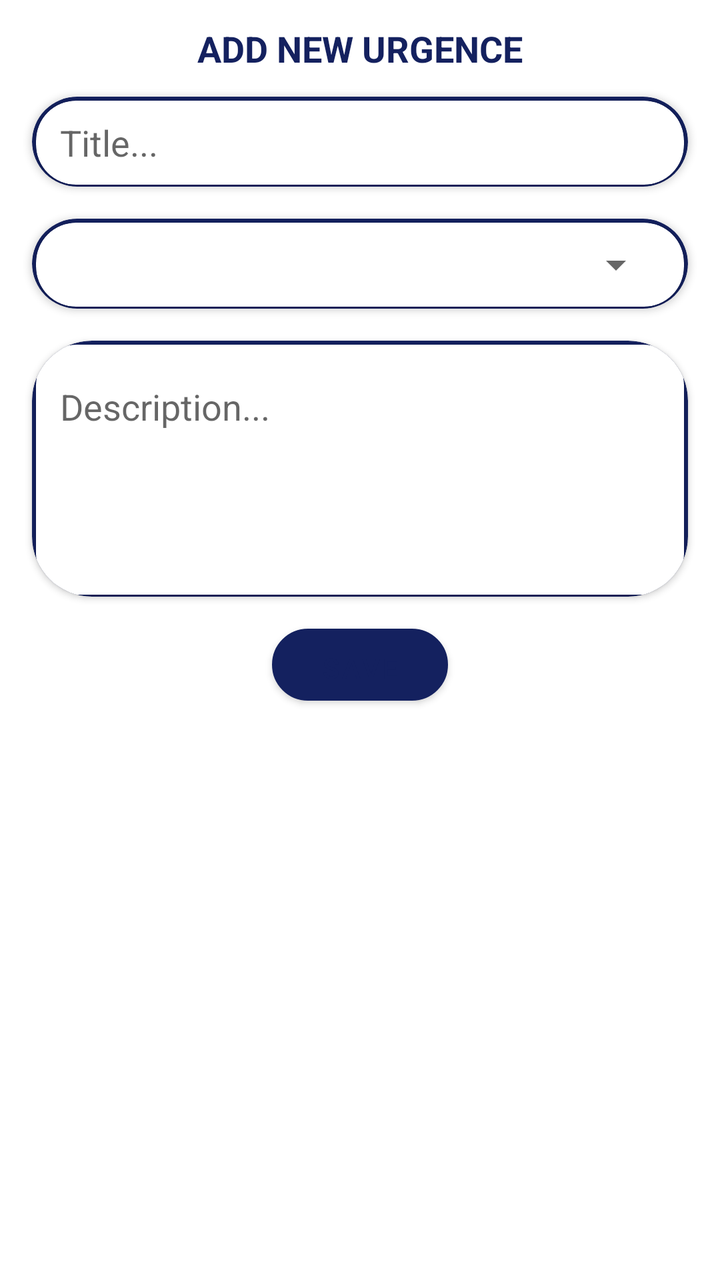
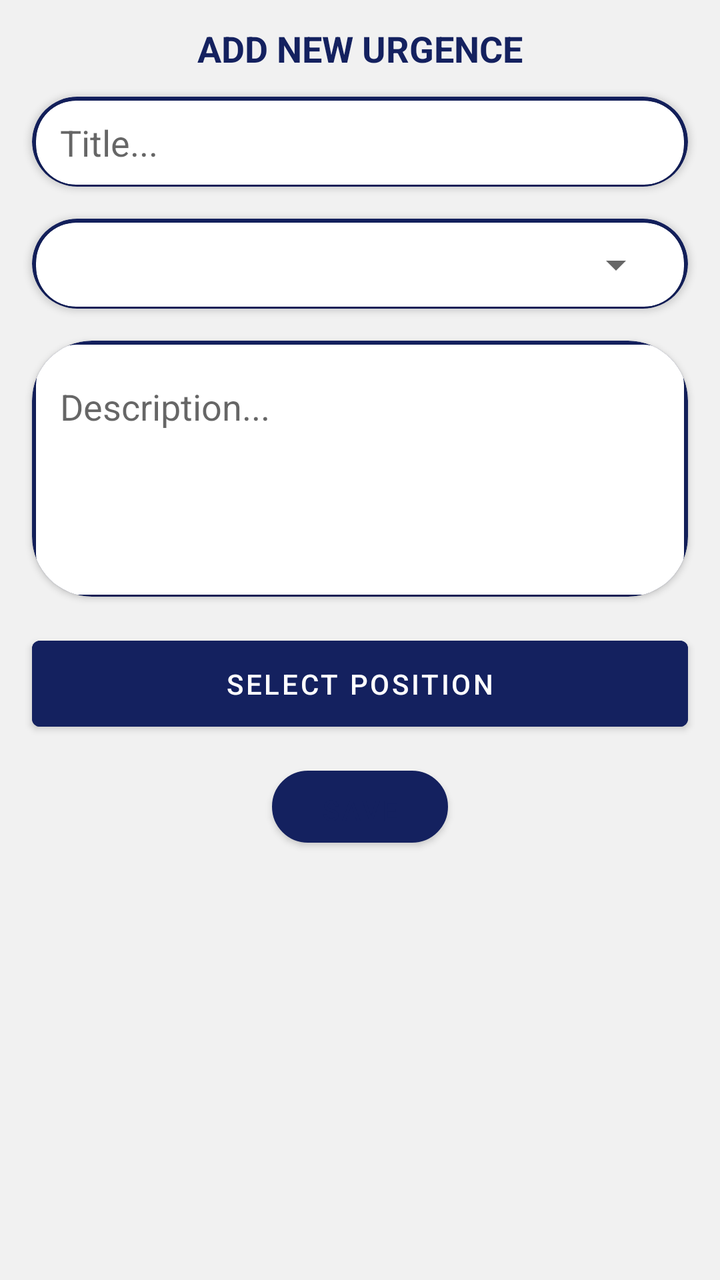

Screens rendered from an Android XML layout before and after an edit, with the pre-edit source and the edit as a unified diff.
<!-- AndroidManifest.xml: application theme Theme.EmergencySystem -->
<!-- res/layout/add_urgence_bottom_sheet.xml -->
<?xml version="1.0" encoding="utf-8"?>
<LinearLayout xmlns:android="http://schemas.android.com/apk/res/android"
    xmlns:app="http://schemas.android.com/apk/res-auto"
    android:layout_width="match_parent"
    android:layout_height="match_parent"
    android:orientation="vertical">

    <TextView
        android:layout_width="match_parent"
        android:layout_height="wrap_content"
        android:padding="12dp"
        android:text="ADD NEW URGENCE"
        android:textAlignment="center"
        android:textColor="@color/colorApp"
        android:textSize="18sp"
        android:textStyle="bold" />

    <androidx.cardview.widget.CardView
        android:layout_width="match_parent"
        android:layout_height="45dp"
        android:layout_marginHorizontal="16dp"
        app:cardBackgroundColor="@color/colorApp"
        app:cardCornerRadius="30dp">

        <androidx.cardview.widget.CardView
            android:layout_width="match_parent"
            android:layout_height="42dp"
            android:layout_margin="2dp"
            android:layout_marginBottom="2dp"
            android:layout_weight="1"
            app:cardCornerRadius="20sp">

            <EditText
                android:id="@+id/edtMessageClient"
                android:layout_width="match_parent"
                android:layout_height="wrap_content"
                android:layout_gravity="center_vertical"
                android:background="@null"
                android:backgroundTint="@color/white"
                android:hint="Title..."
                android:inputType="text"
                android:paddingStart="12dp" />


        </androidx.cardview.widget.CardView>
    </androidx.cardview.widget.CardView>

    <androidx.cardview.widget.CardView
        android:layout_width="match_parent"
        android:layout_height="45dp"
        android:layout_marginHorizontal="16dp"
        app:cardBackgroundColor="@color/colorApp"
        app:cardCornerRadius="30dp"
        android:layout_marginVertical="16dp"
        >
        <androidx.cardview.widget.CardView
            android:layout_width="match_parent"
            android:layout_height="42dp"
            android:layout_margin="2dp"
            android:layout_marginBottom="2dp"
            android:layout_weight="1"
            app:cardCornerRadius="20sp">

            <Spinner
                android:id="@+id/coursesspinner"
                android:layout_height="wrap_content"
                android:layout_width="match_parent"
                android:layout_marginEnd="10dp"
                android:layout_marginStart="10dp"
                android:layout_marginBottom="10dp"
                android:layout_marginTop="10dp"
                app:layout_constraintStart_toStartOf="parent"
                app:layout_constraintTop_toTopOf="parent"/>


        </androidx.cardview.widget.CardView>
    </androidx.cardview.widget.CardView>

    <androidx.cardview.widget.CardView
        android:layout_width="match_parent"
        android:layout_height="128dp"
        android:layout_marginHorizontal="16dp"
        app:cardBackgroundColor="@color/colorApp"
        app:cardCornerRadius="30dp">

        <androidx.cardview.widget.CardView
            android:layout_width="match_parent"
            android:layout_height="125dp"
            android:layout_margin="2dp"
            android:layout_marginBottom="2dp"
            android:layout_weight="1"
            app:cardCornerRadius="20sp">

            <EditText
                android:id="@+id/edtdescreption"
                android:layout_width="match_parent"
                android:layout_height="wrap_content"
                android:layout_gravity="center_vertical"
                android:background="@null"
                android:backgroundTint="@color/white"
                android:gravity="top|left"
                android:hint="Description..."
                android:inputType="textMultiLine"
                android:minLines="4"
                android:paddingStart="12dp" />


        </androidx.cardview.widget.CardView>
    </androidx.cardview.widget.CardView>

    <Button
        android:layout_width="wrap_content"
        android:id="@+id/camera"
        android:layout_height="36dp"
        android:layout_gravity="center"
        android:layout_margin="16dp"
        android:textColor="@color/colorApp"
        android:background="@drawable/button_shape"
        android:text="SAVE" />

</LinearLayout>
<!-- resources referenced by this layout -->
<resources>
  <color name="colorApp">#FF14215F</color>
  <color name="white">#FFFFFFFF</color>
  <!-- drawable button_shape (drawable) -->
  <?xml version="1.0" encoding="utf-8"?>
  <shape xmlns:android="http://schemas.android.com/apk/res/android"
      >
      <stroke android:color="@color/colorApp" android:width="1dp" />
      <solid android:color="@color/colorApp"/>
      <corners android:radius="20dp" />
  </shape>
  <style name="Theme.EmergencySystem" parent="Theme.MaterialComponents.DayNight.DarkActionBar">
          
          <item name="colorPrimary">@color/purple_500</item>
          <item name="colorPrimaryVariant">@color/purple_700</item>
          <item name="colorOnPrimary">@color/white</item>
          
          <item name="colorSecondary">@color/teal_200</item>
          <item name="colorSecondaryVariant">@color/teal_700</item>
          <item name="colorOnSecondary">@color/black</item>
          
          <item name="android:statusBarColor" tools:targetApi="l">?attr/colorPrimaryVariant</item>
          
      </style>
  <color name="purple_500">#FF14215F</color>
  <color name="purple_700">#FF14215F</color>
  <color name="teal_200">#FF03DAC5</color>
  <color name="teal_700">#FF018786</color>
  <color name="black">#FF000000</color>
</resources>

<!-- the commit's change to res/layout/add_urgence_bottom_sheet.xml (unified diff, before → after) -->
@@ -3,6 +3,7 @@
     xmlns:app="http://schemas.android.com/apk/res-auto"
     android:layout_width="match_parent"
     android:layout_height="match_parent"
+    android:background="#81E4E4E4"
     android:orientation="vertical">
 
     <TextView
@@ -108,9 +109,21 @@
         </androidx.cardview.widget.CardView>
     </androidx.cardview.widget.CardView>
 
+
+    <Button
+        android:id="@+id/btnSelectPosition"
+        android:layout_width="match_parent"
+        android:layout_height="wrap_content"
+        android:backgroundTint="@color/colorApp"
+        android:text="SELECT POSITION"
+        android:padding="12dp"
+        android:layout_marginTop="16dp"
+        android:layout_marginHorizontal="16dp"
+        />
+
     <Button
         android:layout_width="wrap_content"
-        android:id="@+id/camera"
+        android:id="@+id/savaEmergency"
         android:layout_height="36dp"
         android:layout_gravity="center"
         android:layout_margin="16dp"
